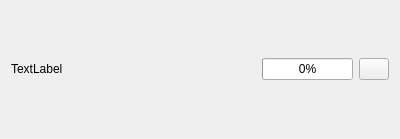
The window that src/ui/carhab_layer_item.ui (IGNF/saisie_carhab) describes before a commit, drawn with Qt 5.
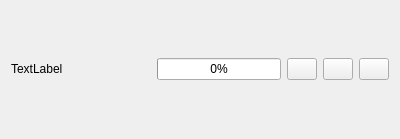
The same window after the commit. Icons and pictures are not drawn.

```diff
--- a/src/ui/carhab_layer_item.ui
+++ b/src/ui/carhab_layer_item.ui
@@ -15,12 +15,36 @@
   </property>
   <layout class="QVBoxLayout" name="verticalLayout">
    <item>
-    <layout class="QGridLayout" name="gridLayout" columnstretch="3,0,0,0">
+    <layout class="QGridLayout" name="gridLayout" columnstretch="0,0,1,0,0,0">
+     <property name="sizeConstraint">
+      <enum>QLayout::SetDefaultConstraint</enum>
+     </property>
      <item row="0" column="0">
       <widget class="QLabel" name="label">
+       <property name="sizePolicy">
+        <sizepolicy hsizetype="Fixed" vsizetype="Preferred">
+         <horstretch>0</horstretch>
+         <verstretch>0</verstretch>
+        </sizepolicy>
+       </property>
+       <property name="minimumSize">
+        <size>
+         <width>100</width>
+         <height>0</height>
+        </size>
+       </property>
+       <property name="maximumSize">
+        <size>
+         <width>100</width>
+         <height>16777215</height>
+        </size>
+       </property>
        <property name="text">
         <string>TextLabel</string>
        </property>
+       <property name="wordWrap">
+        <bool>false</bool>
+       </property>
       </widget>
      </item>
      <item row="0" column="3">
@@ -51,6 +75,12 @@
      </item>
      <item row="0" column="2">
       <widget class="QProgressBar" name="progressBar">
+       <property name="sizePolicy">
+        <sizepolicy hsizetype="Preferred" vsizetype="Fixed">
+         <horstretch>0</horstretch>
+         <verstretch>0</verstretch>
+        </sizepolicy>
+       </property>
        <property name="value">
         <number>0</number>
        </property>
@@ -69,6 +99,54 @@
        </property>
       </spacer>
      </item>
+     <item row="0" column="4">
+      <widget class="QPushButton" name="edit_btn">
+       <property name="maximumSize">
+        <size>
+         <width>30</width>
+         <height>30</height>
+        </size>
+       </property>
+       <property name="baseSize">
+        <size>
+         <width>16</width>
+         <height>16</height>
+        </size>
+       </property>
+       <property name="text">
+        <string/>
+       </property>
+       <property name="checkable">
+        <bool>false</bool>
+       </property>
+      </widget>
+     </item>
+     <item row="0" column="5">
+      <widget class="QPushButton" name="close_btn">
+       <property name="maximumSize">
+        <size>
+         <width>30</width>
+         <height>30</height>
+        </size>
+       </property>
+       <property name="baseSize">
+        <size>
+         <width>16</width>
+         <height>16</height>
+        </size>
+       </property>
+       <property name="text">
+        <string/>
+       </property>
+       <property name="icon">
+        <iconset>
+         <normaloff>:/plugins/SaisieCarhab/resources/img/close_job.png</normaloff>:/plugins/SaisieCarhab/resources/img/close_job.png</iconset>
+       </property>
+       <property name="checkable">
+        <bool>false</bool>
+       </property>
+      </widget>
+     </item>
     </layout>
    </item>
   </layout>
```
Left out of the diff: 2 changed lines with no effect on the pictures.
